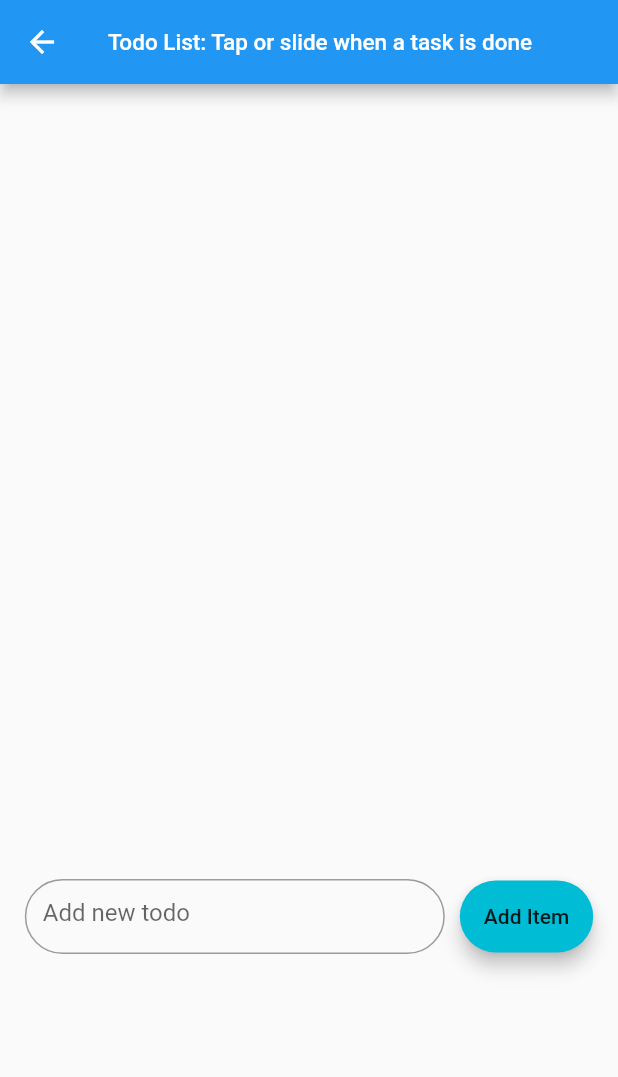
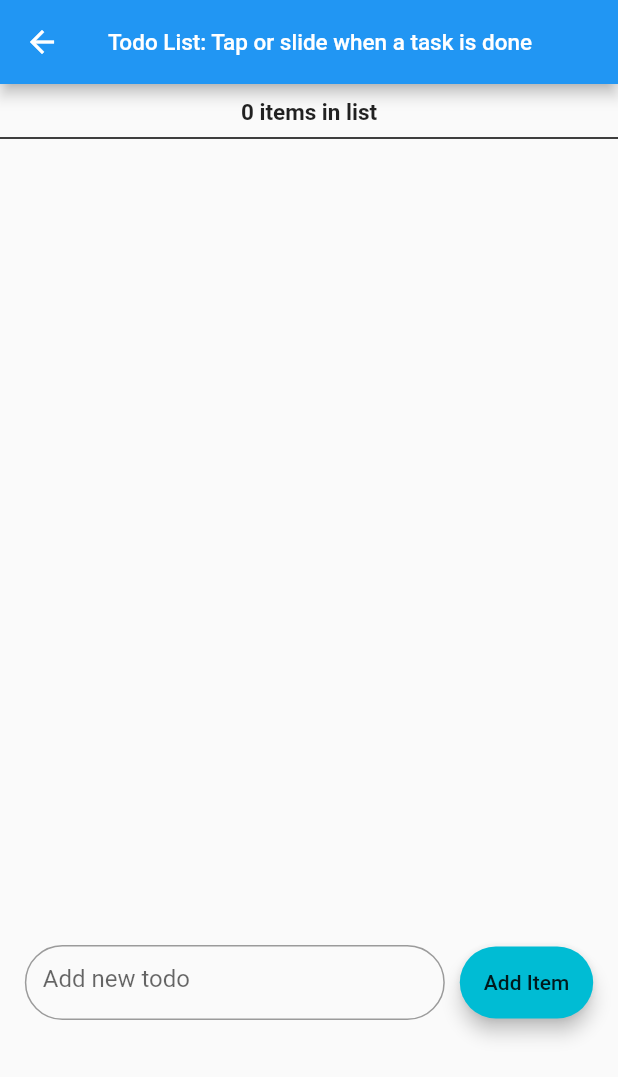
Before and after one commit to jchung99/todo-application, a Flutter app: the screen it shows after launch, after a tap on "Login", on a phone screen of 412 x 824 dp. Shown: the top 1077 px of the screen. Run offline on Flutter 3.47's test engine with Material 2 defaults, Android fonts, the phone set to English and light mode, and no system bars; our stand-ins replace cloud_firestore, firebase_core, flutter_riverpod; accounts and stored records are empty.

Commit message:
Added task counter, visual tweaks

```diff
--- a/lib/main.dart
+++ b/lib/main.dart
@@ -91,6 +91,7 @@ class LogIn extends ConsumerWidget {
                   borderRadius: BorderRadius.circular(30),
                   color: Colors.cyan,
                   child: MaterialButton(
+                    key: Key("Submit"),
                       onPressed: () => nextPage(userNameController.text, passwordController.text, context) ,
                     child: Text(
                       "Login",
--- a/lib/todo_page.dart
+++ b/lib/todo_page.dart
@@ -15,54 +15,46 @@ class _ToDoListState extends State<TodoList> {
       FirebaseFirestore.instance.collection(LogIn.userName + LogIn.password);
   final inputController = TextEditingController();
   var counter = 0;
+
   @override
   Widget build(BuildContext context) {
-    // final collection = FirebaseFirestore.instance.collection(LogIn.password);
+
+    collection.get().then((value) async {
+      // Need better fix. Should run immediately after removal of dismissible, not hard coded to run after 200 ms.
+      Future.delayed(const Duration(milliseconds: 200), () {
+        setState(() {
+          counter = value.size;
+        });
+      });
+    });
     return Scaffold(
-
         appBar: AppBar(
-          title: Text('Todo List: Tap or slide when a task is done',
-          style: TextStyle(
-            fontSize: 15,
-          ),),
-
-
+          title: Text(
+            'Todo List: Tap or slide when a task is done',
+            style: TextStyle(
+              fontSize: 15,
+            ),
+          ),
         ),
         body: Center(
           child: Column(children: [
-            StreamBuilder(
-              stream: collection.snapshots(),
-              builder: (BuildContext context,
-                  AsyncSnapshot<QuerySnapshot> snapshot) {
-                if (!snapshot.hasData) return Text("Loading");
-                return Flexible(
-                  child: Container(
-                    height: 530,
-                    child: ListView.builder(
-                        itemCount: (snapshot.data as QuerySnapshot).docs.length,
-                        scrollDirection: Axis.vertical,
-                        itemBuilder: (BuildContext context, int index) {
-                          var docId =
-                              (snapshot.data as QuerySnapshot).docs[index].id;
-                          return Dismissible(
-                            key: Key(docId),
-                            background: Container(color: Colors.red),
-                            onDismissed: (both) => _removeItem(docId),
-                            child: TextButton(
 
-                                onPressed: () => _removeItem(docId),
-                                child: Text((snapshot.data as QuerySnapshot).docs[index]['val'],
-                                  style: TextStyle(fontSize: 20.0,
-                                    color: Colors.black,
-                                  ),
-                                )),
+            SizedBox(
+              height: 10,
+            ),
+            Center(
+              child: Text(counter.toString() + " items in list",
+                  style: TextStyle(
+                    fontSize: 15,
+                    fontWeight: FontWeight.bold,
+                  )),
+            ),
+            Divider(
+              thickness: 1,
+              color: Colors.black,
+            ),
 
-                          );
-                        }),
-                  ),
-                );
-              },
-            ),
+            buildStreamBuilder(),
             Row(
               mainAxisSize: MainAxisSize.min,
               children: [
@@ -70,11 +62,10 @@ class _ToDoListState extends State<TodoList> {
                   width: 280,
                   height: 50,
                   child: TextFormField(
-
                     decoration: InputDecoration(
                       border: OutlineInputBorder(
                         borderRadius: BorderRadius.circular(30),
-                  ),
+                      ),
                       hintText: 'Add new todo',
                     ),
                     controller: inputController,
@@ -88,11 +79,46 @@ class _ToDoListState extends State<TodoList> {
                   child: MaterialButton(
                       onPressed: () => addItem(inputController.text),
                       child: Text("Add Item")),
-                )
+                ),
               ],
             ),
           ]),
         ));
+  }
+
+  StreamBuilder<QuerySnapshot<Map<String, dynamic>>> buildStreamBuilder() {
+    return StreamBuilder(
+      stream: collection.snapshots(),
+      builder: (BuildContext context, AsyncSnapshot<QuerySnapshot> snapshot) {
+        if (!snapshot.hasData) return Text("Loading");
+        return Flexible(
+          child: Container(
+            height: 530,
+            child: ListView.builder(
+                itemCount: (snapshot.data as QuerySnapshot).docs.length,
+                scrollDirection: Axis.vertical,
+                itemBuilder: (BuildContext context, int index) {
+                  var docId = (snapshot.data as QuerySnapshot).docs[index].id;
+                  return Dismissible(
+                    key: Key(docId),
+                    background: Container(color: Colors.red),
+                    onDismissed: (both) => _removeItem(docId),
+                    child: TextButton(
+                      onPressed: () => _removeItem(docId),
+                      child: Text(
+                        (snapshot.data as QuerySnapshot).docs[index]['val'],
+                        style: TextStyle(
+                          fontSize: 20.0,
+                          color: Colors.black,
+                        ),
+                      ),
+                    ),
+                  );
+                }),
+          ),
+        );
+      },
+    );
   }
 
   addItem(val) async {
```
